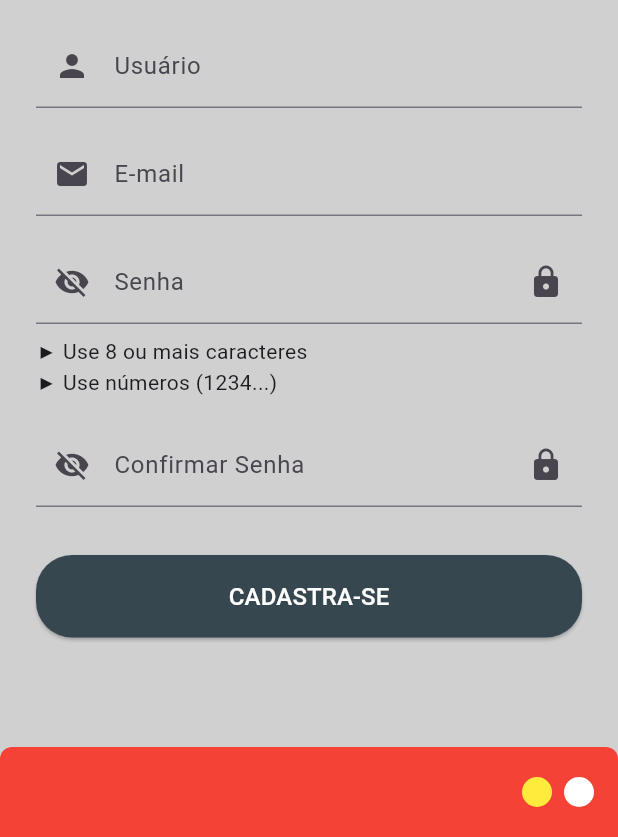
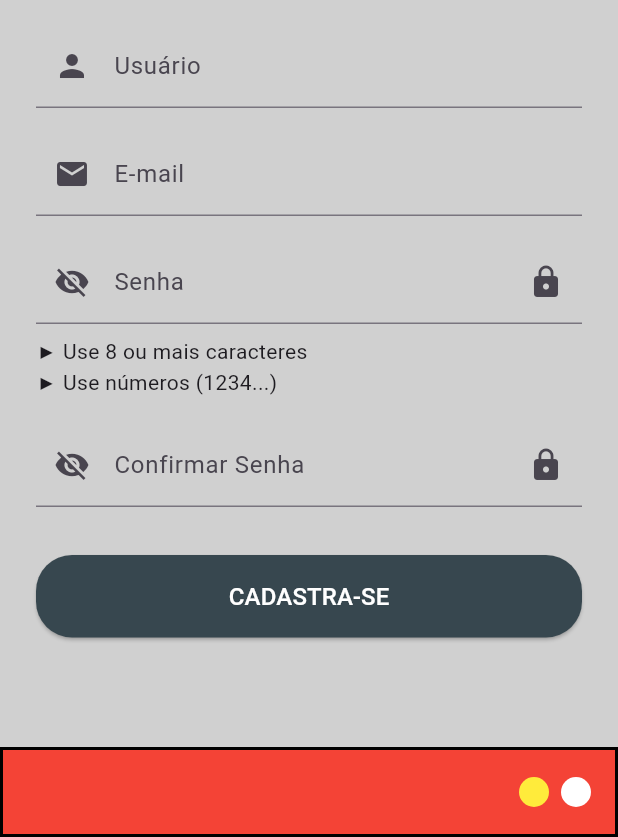
Before and after one commit to ian-veiga/PhoneDex, a Flutter app: the screen it shows after launch, after a tap on "ENTRAR", after a tap on "OU", on a phone screen of 412 x 824 dp, the part 399-1236 px from its top. Run offline on Flutter 3.47's test engine with Material 3 defaults, Android fonts, the phone set to English and light mode, and no system bars; network calls fail.

Commit message:
ajustando design da tela home e separando sidebar e topbar em components

```diff
--- a/lib/components/custom_bottom_bar.dart
+++ b/lib/components/bottombar.dart
@@ -9,7 +9,12 @@ class CustomBottomBar extends StatelessWidget {
       height: 60,
       decoration: const BoxDecoration(
         color: Colors.red,
-        borderRadius: BorderRadius.vertical(top: Radius.circular(8)),
+        border: Border(
+          right: BorderSide(color: Colors.black, width: 2),
+          top: BorderSide(color: Colors.black, width: 2),
+          bottom: BorderSide(color: Colors.black, width: 2),
+          left: BorderSide(color: Colors.black, width: 2),
+        ),
       ),
       child: Row(
         mainAxisAlignment: MainAxisAlignment.end,
--- /dev/null
+++ b/lib/components/sidebar.dart
@@ -0,0 +1,78 @@
+import 'package:flutter/material.dart';
+
+class SideBar extends StatelessWidget {
+  const SideBar({super.key});
+
+  @override
+  Widget build(BuildContext context) {
+    return Container(
+      width: 60,
+      padding: const EdgeInsets.only(top: 32),
+      decoration: const BoxDecoration(
+        color: Colors.red,
+        border: Border(
+          right: BorderSide(color: Colors.black, width: 2),
+          top: BorderSide(color: Colors.black, width: 2),
+          bottom: BorderSide(color: Colors.black, width: 2),
+          left: BorderSide(color: Colors.black, width: 2),
+        ),
+      ),
+      child: Column(
+        mainAxisAlignment: MainAxisAlignment.start,
+        crossAxisAlignment: CrossAxisAlignment.center,
+        children: const [
+          // home: círculo amarelo
+          _SidebarCustomButton(
+            child: Icon(Icons.home, color: Colors.black),
+            background: Colors.yellow,
+          ),
+          SizedBox(height: 16),
+
+          // VS: texto
+          _SidebarCustomButton(
+            child: Text(
+              'VS',
+              style: TextStyle(
+                  fontWeight: FontWeight.bold, color: Colors.black),
+            ),
+            background: Colors.white,
+          ),
+          SizedBox(height: 16),
+
+          // globo
+          _SidebarCustomButton(
+            child: Icon(Icons.public, color: Colors.blue),
+            background: Colors.white,
+          ),
+          SizedBox(height: 16),
+
+          // estrela
+          _SidebarCustomButton(
+            child: Icon(Icons.star, color: Colors.black),
+            background: Colors.white,
+          ),
+        ],
+      ),
+    );
+  }
+}
+
+/// Botão genérico usado na sidebar para customizar cor e ícone/texto
+class _SidebarCustomButton extends StatelessWidget {
+  final Widget child;
+  final Color background;
+
+  const _SidebarCustomButton({
+    required this.child,
+    required this.background,
+  });
+
+  @override
+  Widget build(BuildContext context) {
+    return CircleAvatar(
+      radius: 20,
+      backgroundColor: background,
+      child: child,
+    );
+  }
+}
--- /dev/null
+++ b/lib/components/topbar.dart
@@ -0,0 +1,63 @@
+import 'package:flutter/material.dart';
+
+/// Widget que representa a barra superior (TopBar) do app.
+class TopBar extends StatelessWidget {
+  const TopBar({super.key});
+
+  @override
+  Widget build(BuildContext context) {
+    return Container(
+     decoration: const BoxDecoration(
+        color: Colors.red,
+        border: Border(
+          right: BorderSide(color: Colors.black, width: 2),
+          top: BorderSide(color: Colors.black, width: 2),
+          bottom: BorderSide(color: Colors.black, width: 2),
+          left: BorderSide(color: Colors.black, width: 2),
+        ),
+      ),
+      padding: const EdgeInsets.symmetric(
+        horizontal: 16,
+        vertical: 12,
+      ),
+      child: Row(
+        mainAxisAlignment: MainAxisAlignment.end,
+        children: [
+          // avatar usuário
+          const CircleAvatar(
+            radius: 16,
+            backgroundColor: Colors.white,
+            child: Icon(Icons.person, color: Colors.red),
+          ),
+          const SizedBox(width: 12),
+
+          // campo de busca
+          Expanded(
+            child: TextField(
+              decoration: InputDecoration(
+                hintText: 'Search',
+                filled: true,
+                fillColor: Colors.white,
+                contentPadding: const EdgeInsets.symmetric(
+                    horizontal: 16, vertical: 0),
+                border: OutlineInputBorder(
+                  borderRadius: BorderRadius.circular(30),
+                  borderSide: BorderSide.none,
+                ),
+                prefixIcon: const Icon(Icons.search),
+              ),
+            ),
+          ),
+          const SizedBox(width: 12),
+
+          // menu (ícone hambúrguer)
+          const CircleAvatar(
+            radius: 16,
+            backgroundColor: Colors.white,
+            child: Icon(Icons.menu, color: Colors.red),
+          ),
+        ],
+      ),
+    );
+  }
+}
--- a/lib/main.dart
+++ b/lib/main.dart
@@ -1,8 +1,9 @@
 import 'package:flutter/material.dart';
 import 'package:pphonedex/screens/register_screen.dart';
 import 'package:pphonedex/screens/splash_screen.dart';
-import 'package:pphonedex/components/custom_bottom_bar.dart';
+import 'package:pphonedex/components/bottombar.dart';
 import 'package:pphonedex/screens/login_screen.dart';
+import 'package:pphonedex/screens/home_screen.dart';
 
 
 void main() {
@@ -25,6 +26,7 @@
         '/': (_) => const SplashScreen(),
         '/login': (_) => const LoginScreen(),
         '/register': (_) => const RegisterScreen(),
+        '/home': (_) => const HomeScreen(),
       },
     );
   }
--- /dev/null
+++ b/lib/screens/home_screen.dart
@@ -0,0 +1,143 @@
+import 'package:flutter/material.dart';
+import 'package:pphonedex/components/bottombar.dart';
+import 'package:pphonedex/components/sidebar.dart';
+import 'package:pphonedex/components/topbar.dart';
+
+class HomeScreen extends StatelessWidget {
+  const HomeScreen({super.key});
+
+  @override
+  Widget build(BuildContext context) {
+    return Scaffold(
+      // fundo preto geral
+      backgroundColor: Colors.grey,
+      body: Column(
+        children: [
+          const TopBar(),
+          Expanded(
+            child: Row(
+              children: [
+                const SideBar(),
+
+
+                Expanded(
+                  child: Column(
+                    children: [
+
+                      // — Painel branco arredondado + sombra
+                      Expanded(
+                        child: Container(
+                          margin: const EdgeInsets.all(16),
+                          padding: const EdgeInsets.all(16),
+                          decoration: BoxDecoration(
+                            color: Colors.white,
+                            borderRadius: BorderRadius.circular(12),
+                            boxShadow: [
+                              BoxShadow(
+                                color: Colors.black.withOpacity(0.2),
+                                blurRadius: 8,
+                                offset: const Offset(0, 4),
+                              ),
+                            ],
+                          ),
+                          child: Column(
+                            children: [
+                              // grid de cards
+                              Expanded(
+                                child: GridView.builder(
+                                  gridDelegate:
+                                      const SliverGridDelegateWithFixedCrossAxisCount(
+                                    crossAxisCount: 3,
+                                    crossAxisSpacing: 16,
+                                    mainAxisSpacing: 16,
+                                    childAspectRatio: 0.8,
+                                  ),
+                                  itemCount: 12,
+                                  itemBuilder: (context, index) {
+                                    if (index == 0) {
+                                      return buildPhoneCard(
+                                          "IPHONE 15",
+                                          'https://images.unsplash.com/photo-1696530429439-b3436906480b');
+                                    } else if (index == 1) {
+                                      return buildPhoneCard(
+                                          "IPHONE 16",
+                                          'https://images.unsplash.com/photo-1695669602536-9b0b8ae8a3d2');
+                                    } else {
+                                      // placeholders escuros
+                                      return Container(
+                                        decoration: BoxDecoration(
+                                          color: Colors.grey.shade800,
+                                          borderRadius:
+                                              BorderRadius.circular(12),
+                                        ),
+                                      );
+                                    }
+                                  },
+                                ),
+                              ),
+
+                              // seta "ver mais"
+                              const SizedBox(height: 8),
+                              const Icon(
+                                Icons.keyboard_arrow_down,
+                                size: 28,
+                                color: Colors.black54,
+                              ),
+                            ],
+                          ),
+                        ),
+                      ),
+                    ],
+                  ),
+                ),
+              ],
+            ),
+          ),
+
+          // 2) BottomBar vermelha que ocupa toda a largura
+          const CustomBottomBar(),
+        ],
+      ),
+    );
+  }
+
+  /// Card de telefone com imagem + título
+  Widget buildPhoneCard(String name, String imageUrl) {
+    return Container(
+      decoration: BoxDecoration(
+        color: Colors.black,
+        borderRadius: BorderRadius.circular(8),
+      ),
+      child: Column(
+        children: [
+          // imagem no topo
+          Expanded(
+            child: ClipRRect(
+              borderRadius: const BorderRadius.vertical(
+                  top: Radius.circular(8)),
+              child: Image.network(
+                imageUrl,
+                fit: BoxFit.cover,
+                width: double.infinity,
+                errorBuilder: (_, __, ___) =>
+                    Container(color: Colors.grey.shade300),
+              ),
+            ),
+          ),
+          // título centralizado
+          Container(
+            padding: const EdgeInsets.symmetric(vertical: 8),
+            alignment: Alignment.center,
+            child: Text(
+              name,
+              style: const TextStyle(
+                color: Colors.white,
+                fontWeight: FontWeight.bold,
+              ),
+            ),
+          ),
+        ],
+      ),
+    );
+  }
+}
--- a/lib/screens/login_screen.dart
+++ b/lib/screens/login_screen.dart
@@ -1,5 +1,5 @@
 import 'package:flutter/material.dart';
-import 'package:pphonedex/components/custom_bottom_bar.dart';
+import 'package:pphonedex/components/bottombar.dart';
 
 
 class LoginScreen extends StatefulWidget {
@@ -76,6 +76,7 @@ class _LoginScreenState extends State<LoginScreen> {
                           if (_formKey.currentState!.validate()) {
                             // login
                           }
+                           Navigator.pushNamed(context, '/home');
                         },
                         style: ElevatedButton.styleFrom(
                           backgroundColor: Colors.blueGrey[800],
--- a/lib/screens/register_screen.dart
+++ b/lib/screens/register_screen.dart
@@ -1,5 +1,5 @@
 import 'package:flutter/material.dart';
-import 'package:pphonedex/components/custom_bottom_bar.dart';
+import 'package:pphonedex/components/bottombar.dart';
 
 class RegisterScreen extends StatefulWidget {
   const RegisterScreen({Key? key}) : super(key: key);
@@ -119,6 +119,8 @@ class _RegisterScreenState extends State<RegisterScreen> {
                             if (_formKey.currentState!.validate()) {
                               // cadastro
                             }
+                             Navigator.pushNamed(context, '/home');
+
                           },
                           style: ElevatedButton.styleFrom(
                             backgroundColor: Colors.blueGrey[800],
--- a/lib/screens/splash_screen.dart
+++ b/lib/screens/splash_screen.dart
@@ -1,5 +1,5 @@
 import 'package:flutter/material.dart';
-import 'package:pphonedex/components/custom_bottom_bar.dart';
+import 'package:pphonedex/components/bottombar.dart';
 
 class SplashScreen extends StatefulWidget {
   const SplashScreen({Key? key}) : super(key: key);
```
